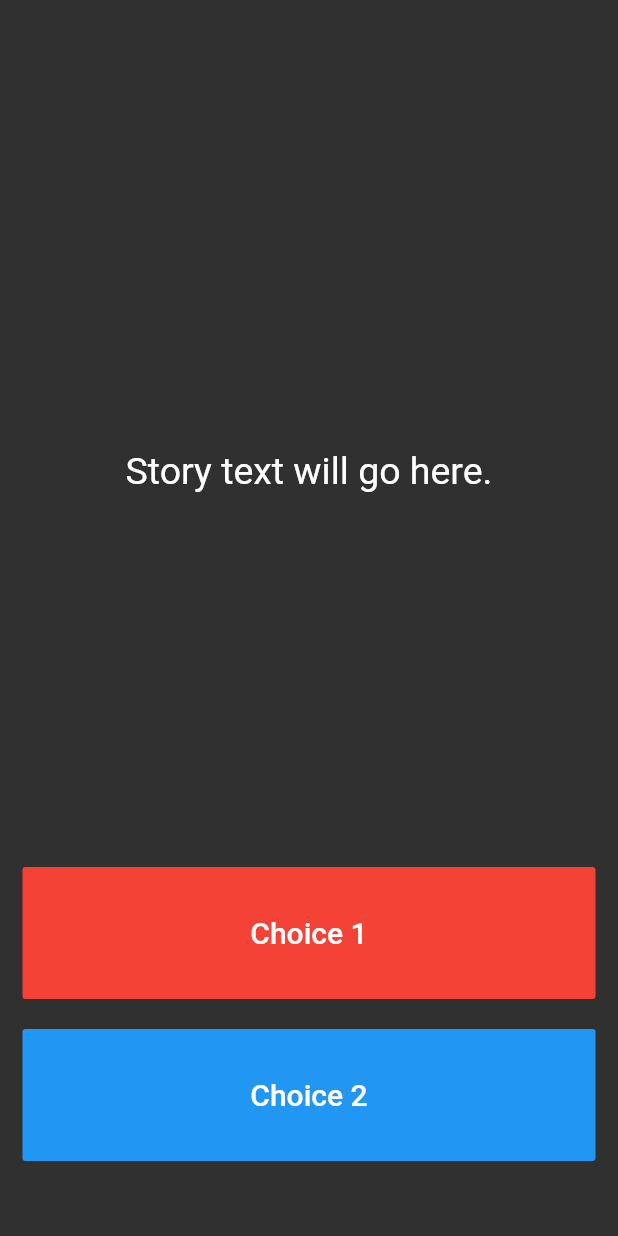
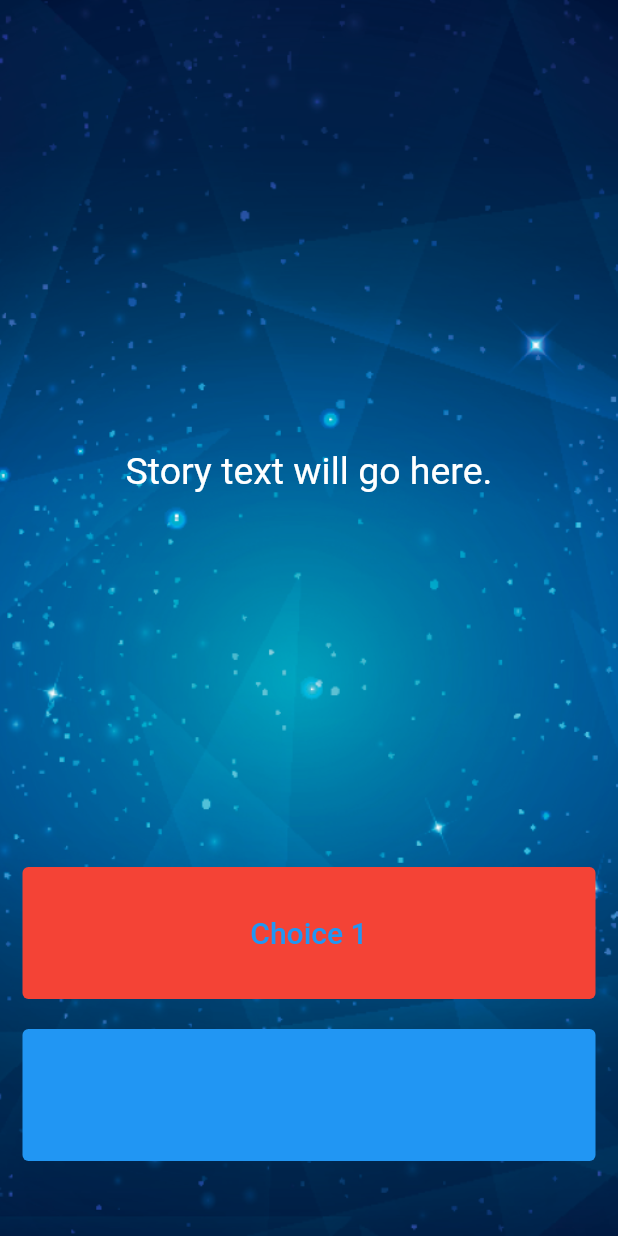
Before and after one commit to shreshtha-132/destini_app, a Flutter app: the screen it shows after launch, on a phone screen of 412 x 824 dp. Run offline on Flutter 3.47's test engine with Material 2 defaults, Android fonts, the phone set to English and light mode, and no system bars.

Commit message:
todo 1-8
TODO 1:-
added background image to the app background in container using decoration: box decoration property.

TODO 2:-
created a new class story to have the storytitle and choices.

TODO 3:-
added the properties to this class.

TODO 4:-
created a cosntructor for this.

TODO 5:-
created a new class story_brain.
and imported story.dart

TODO 7:-
included the list in the class.

TODO 8:-
created a getter method getStory() to return the story title.

```diff
--- a/lib/main.dart
+++ b/lib/main.dart
@@ -7,6 +7,7 @@
 class Destini extends StatelessWidget {
   Widget build(BuildContext context) {
     return MaterialApp(
+      debugShowCheckedModeBanner: false,
       theme: ThemeData.dark(),
       home: StoryPage(),
     );
@@ -25,6 +26,10 @@
     return Scaffold(
       body: Container(
         //TODO: Step 1 - Add background.png to this Container as a background image.
+        decoration: BoxDecoration(
+            image: DecorationImage(
+                image: AssetImage('images/background.png'), fit: BoxFit.cover)),
+
         padding: EdgeInsets.symmetric(vertical: 50.0, horizontal: 15.0),
         constraints: BoxConstraints.expand(),
         child: SafeArea(
@@ -45,12 +50,13 @@
               ),
               Expanded(
                 flex: 2,
-                child: FlatButton(
+                child: TextButton(
                   onPressed: () {
                     //Choice 1 made by user.
                     //TODO: Step 18 - Call the nextStory() method from storyBrain and pass the number 1 as the choice made by the user.
                   },
-                  color: Colors.red,
+                  // color: Colors.red,
+                  style: TextButton.styleFrom(backgroundColor: Colors.red),
                   child: Text(
                     //TODO: Step 13 - Use the storyBrain to get the text for choice 1.
                     'Choice 1',
@@ -67,12 +73,13 @@
                 flex: 2,
                 //TODO: Step 26 - Use a Flutter Visibility Widget to wrap this FlatButton.
                 //TODO: Step 28 - Set the "visible" property of the Visibility Widget to equal the output from the buttonShouldBeVisible() method in the storyBrain.
-                child: FlatButton(
+                child: TextButton(
                   onPressed: () {
                     //Choice 2 made by user.
                     //TODO: Step 19 - Call the nextStory() method from storyBrain and pass the number 2 as the choice made by the user.
                   },
-                  color: Colors.blue,
+                  // color: Colors.blue,
+                  style: TextButton.styleFrom(backgroundColor: Colors.blue),
                   child: Text(
                     //TODO: Step 14 - Use the storyBrain to get the text for choice 2.
                     'Choice 2',
--- a/lib/story.dart
+++ b/lib/story.dart
@@ -1,4 +1,15 @@
 //TODO: Step 2 - Create a new class called Story.
+
+class Story {
+  late String storyTitle;
+  late String choice1;
+  late String choice2;
+  Story(String title, String c1, String c2) {
+    storyTitle = title;
+    choice1 = c1;
+    choice2 = c2;
+  }
+}
 
 //TODO: Step 3 - Create 3 properties for this class, A. storyTitle to store the story text. B. choice1 to store the text for choice 1, C. choice2 to store the text for choice 2.
 
```
Also changed, not shown: lib/story_brain.dart (+32 -37 lines).
